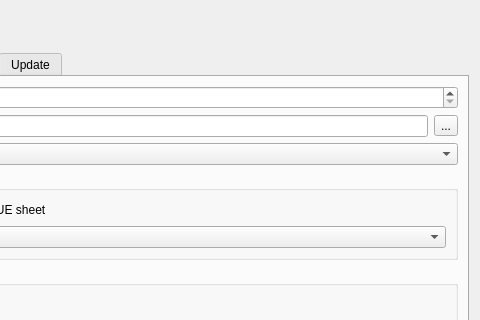
Before: the Qt Designer form gui/configdialog/configdialog.ui in flacon/flacon, drawn with Qt 5; both pictures show x 155 to 635 and y 0 to 320 of the 635 by 597 pixel window.
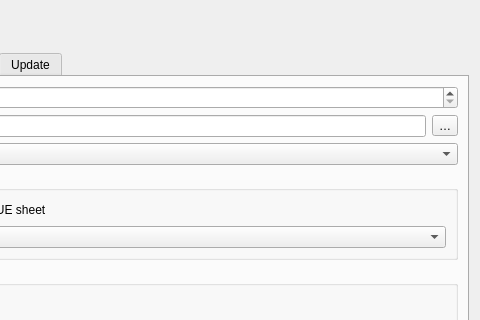
After: the same form once the commit is applied. Custom widgets are drawn as their Qt base class.

What changed in the file:
```diff
--- a/gui/configdialog/configdialog.ui
+++ b/gui/configdialog/configdialog.ui
@@ -115,7 +115,7 @@
              <item>
               <widget class="QToolButton" name="tmpDirButton">
                <property name="text">
-                <string notr="true">...</string>
+                <string notr="true">…</string>
                </property>
               </widget>
              </item>
```
